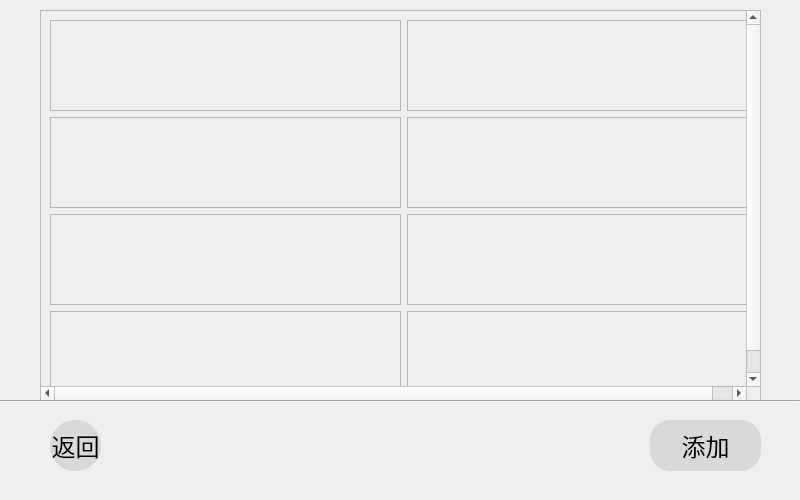
This is qt/AddTickets.ui in luaming/Traffic-consultation-system as Qt 5 draws it before an edit. The edited form follows.
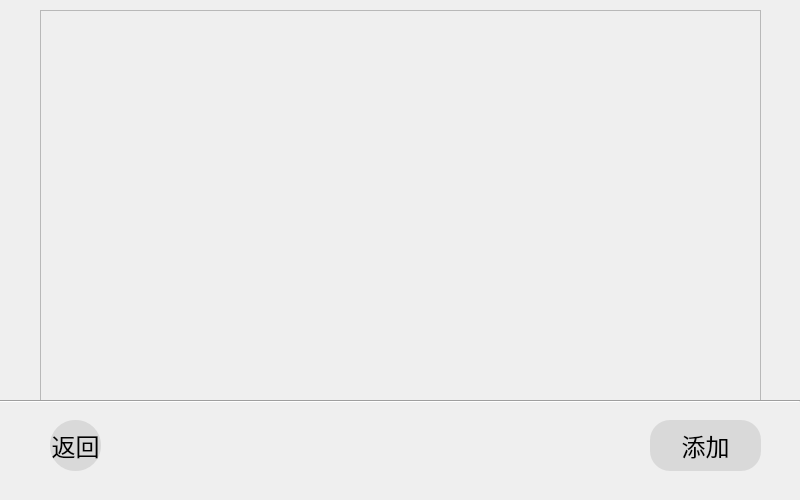
This is the edited form.

Diff of the .ui file:
```diff
--- a/qt/AddTickets.ui
+++ b/qt/AddTickets.ui
@@ -44,184 +44,6 @@
        <height>389</height>
       </rect>
      </property>
-     <layout class="QGridLayout" name="gridLayout">
-      <item row="0" column="2">
-       <widget class="QFrame" name="frame_6">
-        <property name="sizePolicy">
-         <sizepolicy hsizetype="Preferred" vsizetype="Preferred">
-          <horstretch>0</horstretch>
-          <verstretch>0</verstretch>
-         </sizepolicy>
-        </property>
-        <property name="minimumSize">
-         <size>
-          <width>351</width>
-          <height>91</height>
-         </size>
-        </property>
-        <property name="frameShape">
-         <enum>QFrame::StyledPanel</enum>
-        </property>
-        <property name="frameShadow">
-         <enum>QFrame::Raised</enum>
-        </property>
-       </widget>
-      </item>
-      <item row="1" column="2">
-       <widget class="QFrame" name="frame_10">
-        <property name="sizePolicy">
-         <sizepolicy hsizetype="Preferred" vsizetype="Preferred">
-          <horstretch>0</horstretch>
-          <verstretch>0</verstretch>
-         </sizepolicy>
-        </property>
-        <property name="minimumSize">
-         <size>
-          <width>351</width>
-          <height>91</height>
-         </size>
-        </property>
-        <property name="frameShape">
-         <enum>QFrame::StyledPanel</enum>
-        </property>
-        <property name="frameShadow">
-         <enum>QFrame::Raised</enum>
-        </property>
-       </widget>
-      </item>
-      <item row="2" column="2">
-       <widget class="QFrame" name="frame_11">
-        <property name="sizePolicy">
-         <sizepolicy hsizetype="Preferred" vsizetype="Preferred">
-          <horstretch>0</horstretch>
-          <verstretch>0</verstretch>
-         </sizepolicy>
-        </property>
-        <property name="minimumSize">
-         <size>
-          <width>351</width>
-          <height>91</height>
-         </size>
-        </property>
-        <property name="frameShape">
-         <enum>QFrame::StyledPanel</enum>
-        </property>
-        <property name="frameShadow">
-         <enum>QFrame::Raised</enum>
-        </property>
-       </widget>
-      </item>
-      <item row="3" column="2">
-       <widget class="QFrame" name="frame_12">
-        <property name="sizePolicy">
-         <sizepolicy hsizetype="Preferred" vsizetype="Preferred">
-          <horstretch>0</horstretch>
-          <verstretch>0</verstretch>
-         </sizepolicy>
-        </property>
-        <property name="minimumSize">
-         <size>
-          <width>351</width>
-          <height>91</height>
-         </size>
-        </property>
-        <property name="frameShape">
-         <enum>QFrame::StyledPanel</enum>
-        </property>
-        <property name="frameShadow">
-         <enum>QFrame::Raised</enum>
-        </property>
-       </widget>
-      </item>
-      <item row="2" column="0">
-       <widget class="QFrame" name="frame_9">
-        <property name="sizePolicy">
-         <sizepolicy hsizetype="Preferred" vsizetype="Preferred">
-          <horstretch>0</horstretch>
-          <verstretch>0</verstretch>
-         </sizepolicy>
-        </property>
-        <property name="minimumSize">
-         <size>
-          <width>351</width>
-          <height>91</height>
-         </size>
-        </property>
-        <property name="frameShape">
-         <enum>QFrame::StyledPanel</enum>
-        </property>
-        <property name="frameShadow">
-         <enum>QFrame::Raised</enum>
-        </property>
-       </widget>
-      </item>
-      <item row="3" column="0">
-       <widget class="QFrame" name="frame_13">
-        <property name="sizePolicy">
-         <sizepolicy hsizetype="Preferred" vsizetype="Preferred">
-          <horstretch>0</horstretch>
-          <verstretch>0</verstretch>
-         </sizepolicy>
-        </property>
-        <property name="minimumSize">
-         <size>
-          <width>351</width>
-          <height>91</height>
-         </size>
-        </property>
-        <property name="frameShape">
-         <enum>QFrame::StyledPanel</enum>
-        </property>
-        <property name="frameShadow">
-         <enum>QFrame::Raised</enum>
-        </property>
-       </widget>
-      </item>
-      <item row="1" column="0">
-       <widget class="QFrame" name="frame_7">
-        <property name="sizePolicy">
-         <sizepolicy hsizetype="Preferred" vsizetype="Preferred">
-          <horstretch>0</horstretch>
-          <verstretch>0</verstretch>
-         </sizepolicy>
-        </property>
-        <property name="minimumSize">
-         <size>
-          <width>351</width>
-          <height>91</height>
-         </size>
-        </property>
-        <property name="frameShape">
-         <enum>QFrame::StyledPanel</enum>
-        </property>
-        <property name="frameShadow">
-         <enum>QFrame::Raised</enum>
-        </property>
-       </widget>
-      </item>
-      <item row="0" column="0">
-       <widget class="QFrame" name="frame_4">
-        <property name="sizePolicy">
-         <sizepolicy hsizetype="Preferred" vsizetype="Preferred">
-          <horstretch>0</horstretch>
-          <verstretch>0</verstretch>
-         </sizepolicy>
-        </property>
-        <property name="minimumSize">
-         <size>
-          <width>351</width>
-          <height>91</height>
-         </size>
-        </property>
-        <property name="frameShape">
-         <enum>QFrame::StyledPanel</enum>
-        </property>
-        <property name="frameShadow">
-         <enum>QFrame::Raised</enum>
-        </property>
-       </widget>
-      </item>
-     </layout>
     </widget>
    </widget>
    <widget class="QPushButton" name="backbtn">
```
